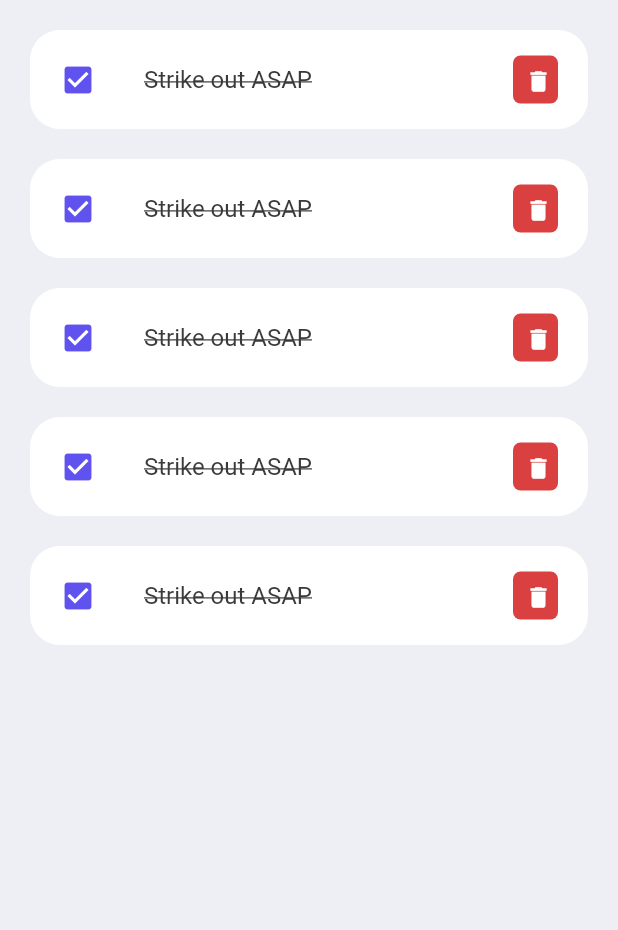
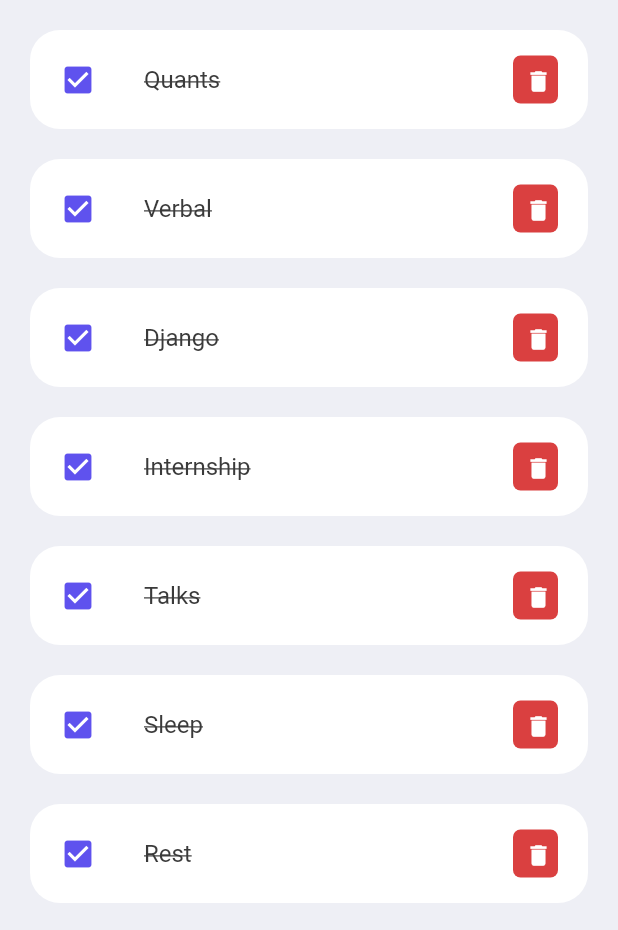
Before and after one commit to saniyanande/Checklist-App, a Flutter app: the screen it shows after launch, on a phone screen of 412 x 824 dp, the part 306-1236 px from its top. Run offline on Flutter 3.47's test engine with Material 2 defaults, Android fonts, the phone set to English and light mode, and no system bars.

Commit message:
issue fixed

```diff
--- a/lib/main.dart
+++ b/lib/main.dart
@@ -12,7 +12,7 @@ class MyApp extends StatelessWidget {
   // This widget is the root of your application.
   @override
   Widget build(BuildContext context) {
-    return const MaterialApp(
+    return MaterialApp(
       // SystemChrome.setSystemUIOverlayStyle(SystemUiOverlayStyle(statusBarColor: Colors.transparent));
       debugShowCheckedModeBanner: false,
       title: 'ToDo App',
--- a/lib/model/todo.dart
+++ b/lib/model/todo.dart
@@ -0,0 +1,26 @@
+class ToDo{
+  String? id;
+  String? todoText;
+  bool isDone;
+
+  ToDo({
+    required this.id,
+    required this.todoText,
+    this.isDone = false,
+  });
+
+  static List <ToDo> todoList(){
+    return [
+      ToDo(id: '01', todoText: 'Quants', isDone: true),
+      ToDo(id: '02', todoText: 'Verbal', ),
+      ToDo(id: '03', todoText: 'Django', ),
+      ToDo(id: '04', todoText: 'Internship', ),
+      ToDo(id: '05', todoText: 'Talks', ),
+      ToDo(id: '06', todoText: 'Sleep', ),
+      ToDo(id: '07', todoText: 'Rest', ),
+
+    ];
+
+  }
+
+}
--- a/lib/screen/home.dart
+++ b/lib/screen/home.dart
@@ -1,9 +1,13 @@
 import 'package:flutter/material.dart';
+import '../model/todo.dart';
 import '../constants/colors.dart';
 import '../widgets/todo_item.dart';
 
 class Home extends StatelessWidget {
-  const Home({super.key});
+  Home({super.key});
+
+  final todosList = ToDo.todoList();
+
   @override
   Widget build(BuildContext context) {
     return Scaffold(
@@ -33,11 +37,8 @@ class Home extends StatelessWidget {
                       ),
                     ),
                   ),
-                  ToDoItem(),
-                  ToDoItem(),
-                  ToDoItem(),
-                  ToDoItem(),
-                  ToDoItem(),
+                  for( ToDo todo in todosList)
+                    ToDoItem(todo: todo,),
                 ],
               ),
             )
@@ -52,7 +53,7 @@ class Home extends StatelessWidget {
       padding: EdgeInsets.symmetric(horizontal: 15),
       decoration: BoxDecoration(
           color: Colors.white, borderRadius: BorderRadius.circular(20)),
-      child: const TextField(
+      child:const TextField(
         decoration: InputDecoration(
           contentPadding: EdgeInsets.all(0),
           prefixIcon: Icon(
--- a/lib/widgets/todo_item.dart
+++ b/lib/widgets/todo_item.dart
@@ -1,8 +1,10 @@
 import 'package:flutter/material.dart';
+import '../model/todo.dart';
 import '../constants/colors.dart';
 
 class ToDoItem extends StatelessWidget {
-  const ToDoItem({super.key});
+  final ToDo todo;
+  const ToDoItem({Key? key,required this.todo}) : super(key: key);
 
   @override
   Widget build(BuildContext context) {
@@ -21,8 +23,8 @@ class ToDoItem extends StatelessWidget {
           Icons.check_box,
           color: tdBLue,
         ),
-        title: const Text(
-          'Strike out ASAP',
+        title: Text(
+          todo.todoText!,
           style: TextStyle(
             fontSize: 16,
             color: tdBlack,
```
